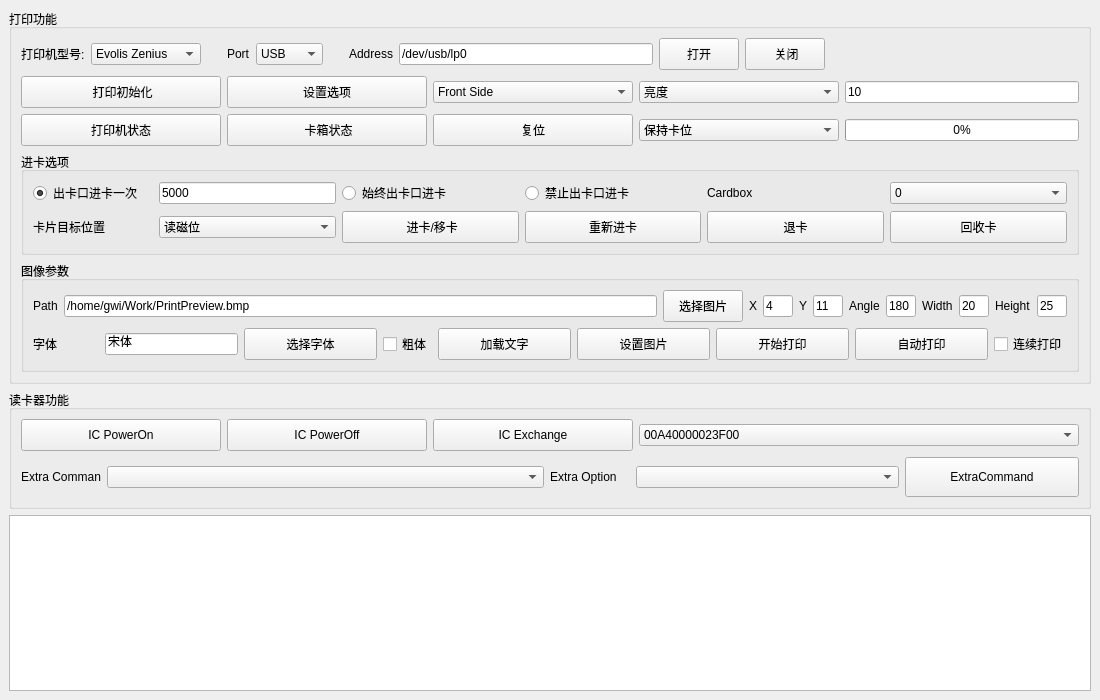
leithergit/Z390Kylin, file Z390Sample/mainwindow.ui: the form before one commit.
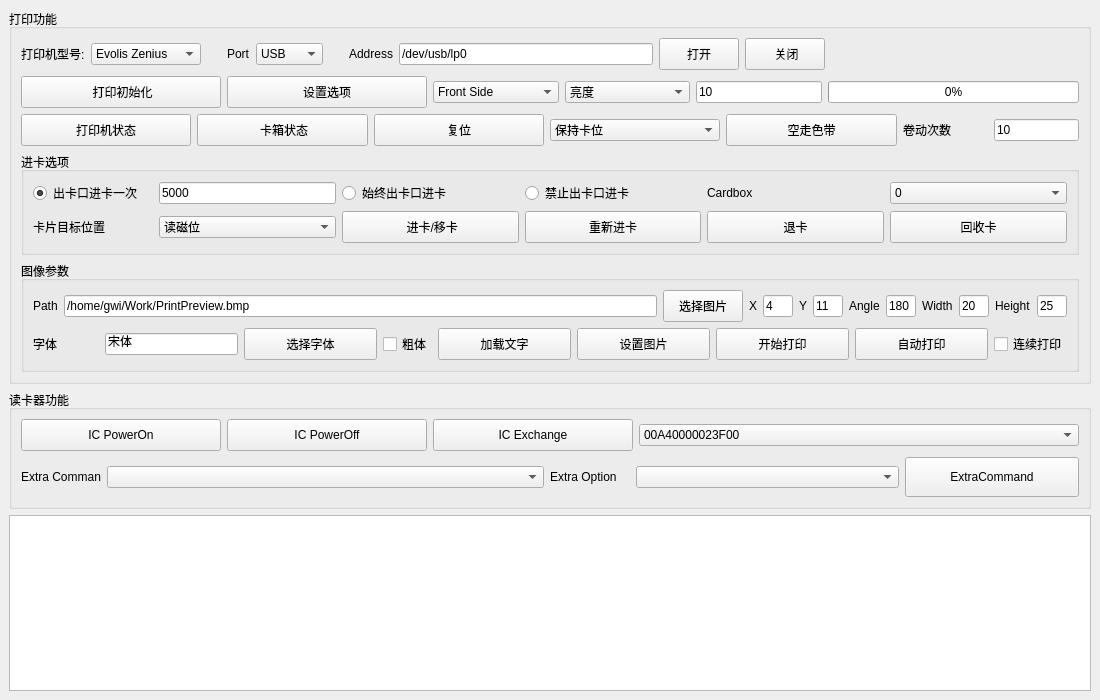
The form after the commit.

Commit message: Z390SDK aarch64-linux-gnu V1.0.1.8a 2021.10.21 1.针对读色带状态指令出错问题作出修正，指令不正确时，重发指令； 2.更新重进卡功能，若机内有卡，重进卡时返回0015错误 3.版本号升级为1.0.1.8a

The edit to the form file:
```diff
--- a/Z390Sample/mainwindow.ui
+++ b/Z390Sample/mainwindow.ui
@@ -182,7 +182,7 @@
        <item>
         <layout class="QVBoxLayout" name="verticalLayout_2">
          <item>
-          <layout class="QHBoxLayout" name="horizontalLayout_10" stretch="1,1,1,1,1">
+          <layout class="QHBoxLayout" name="horizontalLayout_10" stretch="2,2,1,1,1,2">
            <item>
             <widget class="QPushButton" name="pushButton_PrinterInit">
              <property name="minimumSize">
@@ -292,10 +292,20 @@
              </property>
             </widget>
            </item>
+           <item>
+            <widget class="QProgressBar" name="progressBar_Ribbon">
+             <property name="styleSheet">
+              <string notr="true"/>
+             </property>
+             <property name="value">
+              <number>0</number>
+             </property>
+            </widget>
+           </item>
           </layout>
          </item>
          <item>
-          <layout class="QHBoxLayout" name="horizontalLayout_4" stretch="1,1,1,1,1">
+          <layout class="QHBoxLayout" name="horizontalLayout_4" stretch="2,2,2,2,2,1,1">
            <item>
             <widget class="QPushButton" name="pushButton_PrinterStatus">
              <property name="minimumSize">
@@ -385,12 +395,35 @@
             </widget>
            </item>
            <item>
-            <widget class="QProgressBar" name="progressBar_Ribbon">
-             <property name="styleSheet">
-              <string notr="true"/>
+            <widget class="QPushButton" name="pushButton_ScrollRibbon">
+             <property name="minimumSize">
+              <size>
+               <width>80</width>
+               <height>32</height>
+              </size>
              </property>
-             <property name="value">
-              <number>0</number>
+             <property name="maximumSize">
+              <size>
+               <width>200</width>
+               <height>16777215</height>
+              </size>
+             </property>
+             <property name="text">
+              <string>空走色带</string>
+             </property>
+            </widget>
+           </item>
+           <item>
+            <widget class="QLabel" name="label">
+             <property name="text">
+              <string>卷动次数</string>
+             </property>
+            </widget>
+           </item>
+           <item>
+            <widget class="QLineEdit" name="lineEdit_ScrollCount">
+             <property name="text">
+              <string>10</string>
              </property>
             </widget>
            </item>
```
The commit also changes 7 other files.
